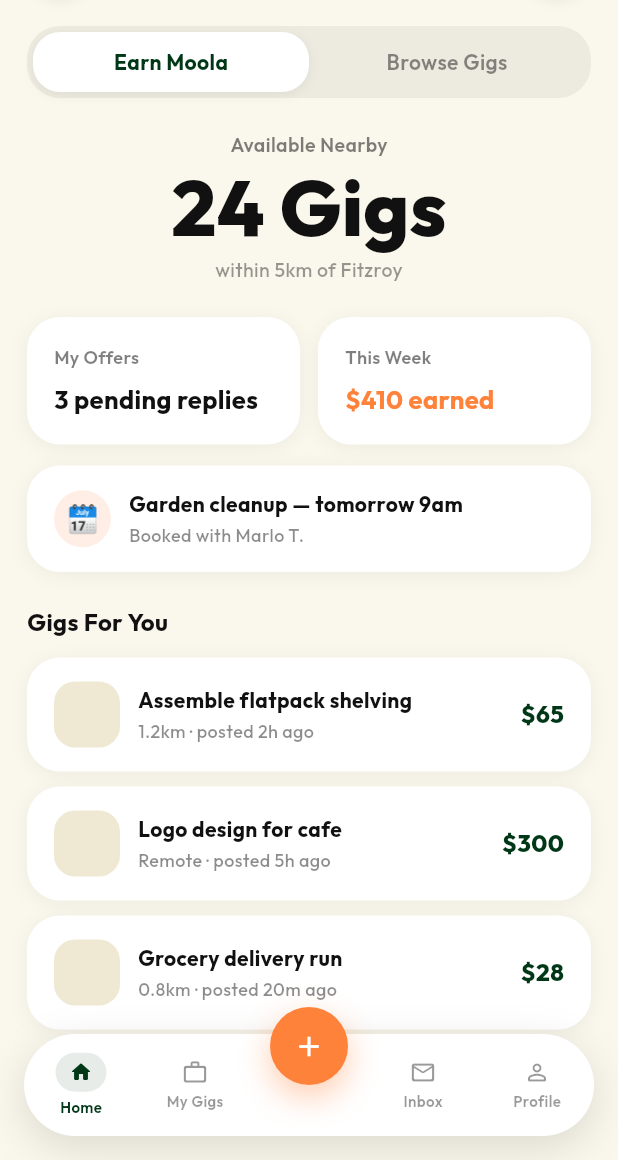
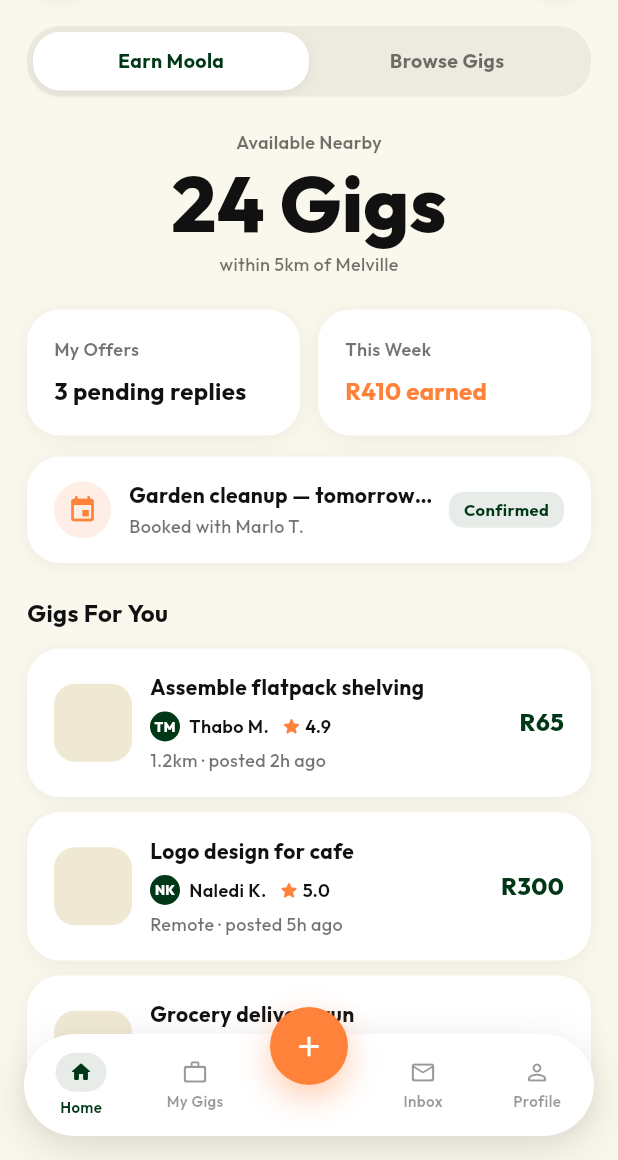
Before and after one commit to KaiBRMG/daala, a Flutter app: the screen it shows after launch, on a phone screen of 412 x 824 dp, the part 76-1236 px from its top. Run offline on Flutter 3.47's test engine with Material 3 defaults, Android fonts, the phone set to English and light mode, and no system bars; our stand-ins replace flutter_riverpod, go_router, google_fonts.

Commit message:
UI Enhancements

```diff
--- /dev/null
+++ b/lib/money.dart
@@ -0,0 +1,46 @@
+/// South African Rand formatting — the single money helper for the app.
+///
+/// Amounts are stored as integer **minor units** (cents) and rendered through
+/// [formatZar], per the CLAUDE.md `*ZarMinor` convention: `R1 250`, `R450`,
+/// `R37.50`. The symbol is always `R`, prefixed; thousands are grouped with a
+/// non-breaking space so a price never wraps mid-number. No other currency
+/// symbol appears anywhere in Daala.
+library;
+
+/// Formats [minorUnits] (cents) as a Rand string.
+///
+/// - [cents] forces two decimal places (`R37.50`); when false, whole amounts
+///   render without decimals (`R65`) and fractional amounts keep them.
+/// - [signed] prefixes an explicit `+`/`-` (for transaction lists); otherwise
+///   only negatives are signed.
+String formatZar(int minorUnits, {bool cents = false, bool signed = false}) {
+  final negative = minorUnits < 0;
+  final abs = minorUnits.abs();
+  final rand = abs ~/ 100;
+  final remainder = abs % 100;
+
+  final buffer = StringBuffer();
+  if (signed) {
+    buffer.write(negative ? '-' : '+');
+  } else if (negative) {
+    buffer.write('-');
+  }
+  buffer.write('R');
+  buffer.write(_groupThousands(rand));
+  if (cents || remainder != 0) {
+    buffer.write('.');
+    buffer.write(remainder.toString().padLeft(2, '0'));
+  }
+  return buffer.toString();
+}
+
+/// Groups digits into threes with a non-breaking space: `1978` -> `1 978`.
+String _groupThousands(int value) {
+  final digits = value.toString();
+  final buffer = StringBuffer();
+  for (var i = 0; i < digits.length; i++) {
+    if (i > 0 && (digits.length - i) % 3 == 0) buffer.write(' ');
+    buffer.write(digits[i]);
+  }
+  return buffer.toString();
+}
--- a/lib/router.dart
+++ b/lib/router.dart
@@ -2,13 +2,13 @@ import 'package:flutter/material.dart';
 import 'package:go_router/go_router.dart';
 
 import 'screens/booking_edit_screen.dart';
-import 'screens/browse_screen.dart';
 import 'screens/gig_detail_screen.dart';
 import 'screens/home_screen.dart';
 import 'screens/inbox_screen.dart';
 import 'screens/my_gigs_screen.dart';
 import 'screens/post_gig_screen.dart';
 import 'screens/profile_screen.dart';
+import 'screens/search_screen.dart';
 import 'screens/wallet_screen.dart';
 import 'widgets/app_shell.dart';
 
@@ -38,7 +38,7 @@ final GoRouter appRouter = GoRouter(
     ),
 
     // ── Pushed routes (over the shell) ──
-    GoRoute(path: '/browse', builder: (_, _) => const BrowseScreen()),
+    GoRoute(path: '/search', builder: (_, _) => const SearchScreen()),
     GoRoute(path: '/gig', builder: (_, _) => const GigDetailScreen()),
     GoRoute(path: '/post/:kind', builder: (_, _) => const PostGigScreen()),
     GoRoute(path: '/wallet', builder: (_, _) => const WalletScreen()),
--- a/lib/screens/booking_edit_screen.dart
+++ b/lib/screens/booking_edit_screen.dart
@@ -61,7 +61,7 @@ class _BookingEditScreenState extends State<BookingEditScreen> {
                           onTap: () => context.pop(),
                           child: Text('Done',
                               style: AppText.tag.copyWith(
-                                  fontSize: 15, color: AppColors.ink30)),
+                                  fontSize: 15, color: AppColors.ink40)),
                         ),
                       ],
                     ),
@@ -83,7 +83,7 @@ class _BookingEditScreenState extends State<BookingEditScreen> {
                       'Helpers are notified as soon as you confirm a booking, typically within a few minutes.',
                       textAlign: TextAlign.center,
                       style: AppText.body.copyWith(
-                          fontSize: 12, height: 1.6, color: AppColors.ink45),
+                          fontSize: 12, height: 1.6, color: AppColors.ink55),
                     ),
                   ],
                 ),
@@ -114,7 +114,7 @@ class _BookingEditScreenState extends State<BookingEditScreen> {
     return _rowCard(
       Text(value,
           style: AppText.metaStrong.copyWith(
-              fontSize: 15, fontWeight: FontWeight.w600, color: AppColors.ink50)),
+              fontSize: 15, fontWeight: FontWeight.w600, color: AppColors.ink55)),
       label,
     );
   }
--- a/lib/screens/home_screen.dart
+++ b/lib/screens/home_screen.dart
@@ -1,6 +1,7 @@
 import 'package:flutter/material.dart';
 import 'package:go_router/go_router.dart';
 
+import '../money.dart';
 import '../theme/app_theme.dart';
 import '../widgets/ui.dart';
 
@@ -58,7 +59,9 @@ class _HomeScreenState extends State<HomeScreen> {
         Image.asset('assets/images/daala-logo.png',
             height: 26, fit: BoxFit.contain),
         RoundIconButton(
-            icon: Icons.search, onTap: () => context.push('/browse')),
+            icon: Icons.search,
+            semanticLabel: 'Search gigs',
+            onTap: () => context.push('/search')),
       ],
     );
   }
@@ -68,7 +71,7 @@ class _HomeScreenState extends State<HomeScreen> {
       padding: const EdgeInsets.all(4),
       decoration: BoxDecoration(
         color: AppColors.trackFill,
-        borderRadius: BorderRadius.circular(22),
+        borderRadius: BorderRadius.circular(AppRadius.track),
       ),
       child: Row(
         children: [
@@ -90,17 +93,14 @@ class _HomeScreenState extends State<HomeScreen> {
           decoration: active
               ? BoxDecoration(
                   color: AppColors.card,
-                  borderRadius: BorderRadius.circular(18),
+                  borderRadius: BorderRadius.circular(AppRadius.segment),
                   boxShadow: AppShadows.soft,
                 )
               : null,
           child: Text(
             label,
-            style: AppText.metaStrong.copyWith(
-              fontSize: 14,
-              fontWeight: active ? FontWeight.w700 : FontWeight.w600,
-              color: active ? AppColors.green : AppColors.ink45,
-            ),
+            style: AppText.label
+                .copyWith(color: active ? AppColors.green : AppColors.ink55),
           ),
         ),
       ),
@@ -112,14 +112,11 @@ class _HomeScreenState extends State<HomeScreen> {
     return [
       Column(
         children: [
-          Text('Available Nearby',
-              style: AppText.metaStrong
-                  .copyWith(fontSize: 13, color: AppColors.ink50)),
+          Text('Available Nearby', style: AppText.caption),
           const SizedBox(height: 6),
           Text('24 Gigs', style: AppText.hero),
           const SizedBox(height: 6),
-          Text('within 5km of Fitzroy',
-              style: AppText.meta.copyWith(fontSize: 13, color: AppColors.ink40)),
+          Text('within 5km of Melville', style: AppText.meta),
         ],
       ),
       const SizedBox(height: 22),
@@ -130,7 +127,8 @@ class _HomeScreenState extends State<HomeScreen> {
           ),
           const SizedBox(width: 12),
           Expanded(
-            child: _statCard('This Week', '\$410 earned', AppColors.orange,
+            child: _statCard('This Week', '${formatZar(41000)} earned',
+                AppColors.orange,
                 onTap: () => context.push('/wallet')),
           ),
         ],
@@ -140,31 +138,44 @@ class _HomeScreenState extends State<HomeScreen> {
         onTap: () => context.push('/booking/edit'),
         child: Row(
           children: [
-            _emojiCircle('🗓️', AppColors.orangeTint),
+            _iconCircle(Icons.event, AppColors.orange, AppColors.orangeTint),
             const SizedBox(width: 12),
             Expanded(
               child: Column(
                 crossAxisAlignment: CrossAxisAlignment.start,
                 children: [
-                  Text('Garden cleanup — tomorrow 9am', style: AppText.rowTitle),
+                  Text('Garden cleanup — tomorrow 9am',
+                      style: AppText.rowTitle,
+                      maxLines: 1,
+                      overflow: TextOverflow.ellipsis),
                   const SizedBox(height: 2),
                   Text('Booked with Marlo T.', style: AppText.meta),
                 ],
               ),
             ),
+            const SizedBox(width: 10),
+            const StatusPill('Confirmed'),
           ],
         ),
       ),
       const SizedBox(height: 22),
       Text('Gigs For You', style: AppText.section),
       const SizedBox(height: 12),
-      _gigRow('Assemble flatpack shelving', '1.2km · posted 2h ago', '\$65'),
-      const SizedBox(height: 10),
-      _gigRow('Logo design for cafe', 'Remote · posted 5h ago', '\$300'),
-      const SizedBox(height: 10),
-      _gigRow('Grocery delivery run', '0.8km · posted 20m ago', '\$28'),
+      for (final gig in _gigsForYou) ...[
+        _gigRow(gig),
+        if (gig != _gigsForYou.last) const SizedBox(height: 10),
+      ],
     ];
   }
+
+  static const List<_Gig> _gigsForYou = [
+    _Gig('Assemble flatpack shelving', '1.2km · posted 2h ago', 6500,
+        'Thabo M.', 'TM', '4.9'),
+    _Gig('Logo design for cafe', 'Remote · posted 5h ago', 30000, 'Naledi K.',
+        'NK', '5.0'),
+    _Gig('Grocery delivery run', '0.8km · posted 20m ago', 2800, 'Sipho D.',
+        'SD', '4.8'),
+  ];
 
   Widget _statCard(String label, String value, Color valueColor,
       {VoidCallback? onTap}) {
@@ -174,47 +185,65 @@ class _HomeScreenState extends State<HomeScreen> {
       child: Column(
         crossAxisAlignment: CrossAxisAlignment.start,
         children: [
-          Text(label,
-              style: AppText.meta
-                  .copyWith(fontSize: 12, fontWeight: FontWeight.w600, color: AppColors.ink50)),
+          Text(label, style: AppText.caption),
           const SizedBox(height: 8),
-          Text(value,
-              style: AppText.metaStrong.copyWith(
-                  fontSize: 17, fontWeight: FontWeight.w700, color: valueColor)),
+          Text(value, style: AppText.section.copyWith(color: valueColor)),
         ],
       ),
     );
   }
 
-  Widget _emojiCircle(String emoji, Color bg) {
+  Widget _iconCircle(IconData icon, Color fg, Color bg) {
     return Container(
       width: 38,
       height: 38,
       alignment: Alignment.center,
       decoration: BoxDecoration(color: bg, shape: BoxShape.circle),
-      child: Text(emoji, style: const TextStyle(fontSize: 18)),
+      child: Icon(icon, size: 20, color: fg),
     );
   }
 
-  Widget _gigRow(String title, String meta, String price) {
+  Widget _gigRow(_Gig gig) {
     return GwCard(
       onTap: () => context.push('/gig'),
       child: Row(
         children: [
-          const PhotoPlaceholder(width: 44, height: 44),
+          const PhotoPlaceholder(width: 52, height: 52),
           const SizedBox(width: 12),
           Expanded(
             child: Column(
               crossAxisAlignment: CrossAxisAlignment.start,
               children: [
-                Text(title, style: AppText.rowTitle),
-                const SizedBox(height: 2),
-                Text(meta, style: AppText.meta),
+                Text(gig.title,
+                    style: AppText.rowTitle,
+                    maxLines: 1,
+                    overflow: TextOverflow.ellipsis),
+                const SizedBox(height: 6),
+                Row(
+                  children: [
+                    InitialsAvatar(gig.initials, size: 20, fontSize: 9),
+                    const SizedBox(width: 6),
+                    Flexible(
+                      child: Text(gig.poster,
+                          style: AppText.caption.copyWith(color: AppColors.ink),
+                          maxLines: 1,
+                          overflow: TextOverflow.ellipsis),
+                    ),
+                    const SizedBox(width: 8),
+                    const Icon(Icons.star_rounded,
+                        size: 14, color: AppColors.orange),
+                    const SizedBox(width: 2),
+                    Text(gig.rating,
+                        style: AppText.caption.copyWith(color: AppColors.ink)),
+                  ],
+                ),
+                const SizedBox(height: 4),
+                Text(gig.meta, style: AppText.meta),
               ],
             ),
           ),
-          const SizedBox(width: 8),
-          Text(price, style: AppText.price),
+          const SizedBox(width: 10),
+          Text(formatZar(gig.priceMinor), style: AppText.price),
         ],
       ),
     );
@@ -225,18 +254,18 @@ class _HomeScreenState extends State<HomeScreen> {
     return [
       _sectionHeader('Home & Garden'),
       const SizedBox(height: 12),
-      _horizontalRow(const [
-        ('Weekly hedge trim', '2.4km', '\$45'),
-        ('Garden bed weeding', '1.6km', '\$38'),
-        ('Lawn mowing', '0.9km', '\$55'),
+      _horizontalRow([
+        ('Weekly hedge trim', '2.4km', formatZar(4500)),
+        ('Garden bed weeding', '1.6km', formatZar(3800)),
+        ('Lawn mowing', '0.9km', formatZar(5500)),
       ]),
       const SizedBox(height: 24),
       _sectionHeader('Delivery & Errands'),
       const SizedBox(height: 12),
-      _horizontalRow(const [
-        ('Grocery delivery run', '0.8km', '\$28'),
-        ('Pharmacy pickup', '1.1km', '\$18'),
-        ('Post office run', '2.0km', '\$22'),
+      _horizontalRow([
+        ('Grocery delivery run', '0.8km', formatZar(2800)),
+        ('Pharmacy pickup', '1.1km', formatZar(1800)),
+        ('Post office run', '2.0km', formatZar(2200)),
       ]),
       const SizedBox(height: 24),
       Text('Categories', style: AppText.section),
@@ -250,15 +279,21 @@ class _HomeScreenState extends State<HomeScreen> {
       mainAxisAlignment: MainAxisAlignment.spaceBetween,
       children: [
         Text(title, style: AppText.section),
-        Text('See all',
-            style: AppText.tag.copyWith(color: AppColors.green, fontSize: 12)),
+        Pressable(
+          onTap: () => context.push('/search'),
+          child: Padding(
+            padding: const EdgeInsets.symmetric(vertical: 8, horizontal: 4),
+            child: Text('See all',
+                style: AppText.tag.copyWith(color: AppColors.green)),
+          ),
+        ),
       ],
     );
   }
 
   Widget _horizontalRow(List<(String, String, String)> items) {
     return SizedBox(
-      height: 158,
+      height: 170,
       child: ListView.separated(
         scrollDirection: Axis.horizontal,
         itemCount: items.length,
@@ -350,3 +385,18 @@ class _HomeScreenState extends State<HomeScreen> {
     );
   }
 }
+
+/// Mock gig fixture for the "Gigs For You" list. Every gig carries a named
+/// human and rating so the list reads as people, not a classifieds wall
+/// (DESIGN.md: "Trust is the interface").
+class _Gig {
+  const _Gig(this.title, this.meta, this.priceMinor, this.poster, this.initials,
+      this.rating);
+
+  final String title;
+  final String meta;
+  final int priceMinor;
+  final String poster;
+  final String initials;
+  final String rating;
+}
--- a/lib/screens/inbox_screen.dart
+++ b/lib/screens/inbox_screen.dart
@@ -10,7 +10,7 @@ class InboxScreen extends StatelessWidget {
     ('MT', 'Marlo T.', '2m', 'Sounds good, see you at 9am tomorrow!', true),
     (null, 'Ana R.', '1h', 'Thanks again for the quick turnaround on the shelving!', false),
     (null, 'Theo B.', 'Yesterday', 'Can you send over the final logo files?', false),
-    (null, 'Groundwork Support', '2d', 'Your withdrawal of \$200.00 has been processed.', false),
+    (null, 'Daala Support', '2d', 'Your withdrawal of R200.00 has been processed.', false),
   ];
 
   @override
@@ -55,7 +55,7 @@ class InboxScreen extends StatelessWidget {
                     Text(name, style: AppText.rowTitle),
                     Text(time,
                         style: AppText.meta.copyWith(
-                            fontSize: 11, fontWeight: FontWeight.w500, color: AppColors.ink40)),
+                            fontSize: 11, fontWeight: FontWeight.w500, color: AppColors.ink55)),
                   ],
                 ),
                 const SizedBox(height: 2),
@@ -63,7 +63,7 @@ class InboxScreen extends StatelessWidget {
                     maxLines: 1,
                     overflow: TextOverflow.ellipsis,
                     style: AppText.body.copyWith(
-                        fontSize: 13, height: 1.2, color: AppColors.ink50)),
+                        fontSize: 13, height: 1.2, color: AppColors.ink55)),
               ],
             ),
           ),
--- a/lib/screens/profile_screen.dart
+++ b/lib/screens/profile_screen.dart
@@ -27,7 +27,7 @@ class ProfileScreen extends StatelessWidget {
                   const SizedBox(height: 18),
                   GwCard(
                     child: Text(
-                      'Handy with tools, quick with logos. I take on moving, garden and small design gigs around Fitzroy — reliable and always on time.',
+                      'Handy with tools, quick with logos. I take on moving, garden and small design gigs around Melville — reliable and always on time.',
                       style: AppText.body,
                     ),
                   ),
@@ -116,7 +116,7 @@ class ProfileScreen extends StatelessWidget {
           Text(label,
               textAlign: TextAlign.center,
               style: AppText.meta.copyWith(
-                  fontSize: 11, fontWeight: FontWeight.w600, color: AppColors.ink50)),
+                  fontSize: 11, fontWeight: FontWeight.w600, color: AppColors.ink55)),
         ],
       ),
     );
--- a/lib/theme/app_theme.dart
+++ b/lib/theme/app_theme.dart
@@ -1,7 +1,7 @@
 import 'package:flutter/material.dart';
 import 'package:google_fonts/google_fonts.dart';
 
-/// Design tokens for the "Groundwork" gig marketplace — Khaki theme.
+/// Design tokens for the Daala gig marketplace — Khaki theme.
 /// Values transcribed 1:1 from the reference design (cream #FAF7EC surfaces,
 /// deep-green + vibrant-orange brand). Typeface is Outfit: the reference
 /// mockup was set in Plus Jakarta Sans, but Outfit is the committed family.
@@ -51,6 +51,9 @@ abstract final class AppRadius {
   static const double sheet = 28;
   static const double chip = 16;
   static const double tag = 14;
+  static const double status = 10; // lifecycle status pill
+  static const double segment = 18; // active segment of a toggle
+  static const double track = 22; // segmented-toggle track
   static const double pill = 24; // search bar / speed-dial items
   static const double tabbar = 34;
 }
@@ -113,15 +116,20 @@ abstract final class AppText {
 
   // Body / meta
   static TextStyle body = _base(13, FontWeight.w500, color: AppColors.ink65, height: 1.6);
-  static TextStyle meta = _base(12, FontWeight.w500, color: AppColors.ink45);
+  // Readable-Muted Rule (DESIGN.md §2): muted text bottoms out at ink-55.
+  static TextStyle meta = _base(12, FontWeight.w500, color: AppColors.ink55);
   static TextStyle metaStrong = _base(14, FontWeight.w600);
   static TextStyle label = _base(13, FontWeight.w700, color: AppColors.ink55);
+  // Stat-card captions above a figure (`My Offers`, `Available Nearby`).
+  static TextStyle caption = _base(12, FontWeight.w600, color: AppColors.ink55);
 
   // Micro
   static TextStyle overline =
-      _base(13, FontWeight.w700, color: AppColors.ink50, spacing: 0.4);
+      _base(13, FontWeight.w700, color: AppColors.ink55, spacing: 0.4);
   static TextStyle tabLabel = _base(10, FontWeight.w600);
   static TextStyle tag = _base(12, FontWeight.w700);
+  // Lifecycle status pills (`Confirmed`, `In progress`).
+  static TextStyle status = _base(11, FontWeight.w700);
 }
 
 /// Single ThemeData derived from the tokens.
--- a/lib/widgets/ui.dart
+++ b/lib/widgets/ui.dart
@@ -1,6 +1,46 @@
 import 'package:flutter/material.dart';
 
 import '../theme/app_theme.dart';
+
+/// Wraps a tappable surface with the design's pressed feedback: a 0.97 scale
+/// over 120ms (DESIGN.md §5 "Pressed"). Returns [child] untouched when there is
+/// no [onTap], and skips the scale under a reduced-motion preference.
+class Pressable extends StatefulWidget {
+  const Pressable({super.key, required this.child, this.onTap});
+
+  final Widget child;
+  final VoidCallback? onTap;
+
+  @override
+  State<Pressable> createState() => _PressableState();
+}
+
+class _PressableState extends State<Pressable> {
+  bool _down = false;
+
+  void _set(bool v) {
+    if (_down != v) setState(() => _down = v);
+  }
+
+  @override
+  Widget build(BuildContext context) {
+    if (widget.onTap == null) return widget.child;
+    final reduceMotion = MediaQuery.maybeOf(context)?.disableAnimations ?? false;
+    return GestureDetector(
+      onTap: widget.onTap,
+      onTapDown: (_) => _set(true),
+      onTapUp: (_) => _set(false),
+      onTapCancel: () => _set(false),
+      behavior: HitTestBehavior.opaque,
+      child: AnimatedScale(
+        scale: _down && !reduceMotion ? 0.97 : 1.0,
+        duration: const Duration(milliseconds: 120),
+        curve: Curves.easeOut,
+        child: widget.child,
+      ),
+    );
+  }
+}
 
 /// White rounded card matching `.card` in the design (radius 22 + soft shadow).
 class GwCard extends StatelessWidget {
@@ -33,8 +73,7 @@ class GwCard extends StatelessWidget {
       clipBehavior: clip ? Clip.antiAlias : Clip.none,
       child: child,
     );
-    if (onTap == null) return content;
-    return GestureDetector(onTap: onTap, behavior: HitTestBehavior.opaque, child: content);
+    return Pressable(onTap: onTap, child: content);
   }
 }
 
@@ -98,6 +137,7 @@ class RoundIconButton extends StatelessWidget {
     super.key,
     required this.icon,
     this.onTap,
+    this.semanticLabel,
     this.size = 44,
     this.iconSize = 18,
     this.bg = AppColors.card,
@@ -106,6 +146,10 @@ class RoundIconButton extends StatelessWidget {
 
   final IconData icon;
   final VoidCallback? onTap;
+
+  /// Spoken label for this icon-only control (screen readers announce nothing
+  /// from a bare glyph). Omit only for a purely decorative button.
+  final String? semanticLabel;
   final double size;
   final double iconSize;
   final Color bg;
@@ -113,9 +157,11 @@ class RoundIconButton extends StatelessWidget {
 
   @override
   Widget build(BuildContext context) {
-    return GestureDetector(
+    return Semantics(
+      button: true,
+      label: semanticLabel,
+      child: Pressable(
         onTap: onTap,
-      behavior: HitTestBehavior.opaque,
         child: Container(
           width: size,
           height: size,
@@ -126,6 +172,7 @@ class RoundIconButton extends StatelessWidget {
             boxShadow: AppShadows.soft,
           ),
           child: Icon(icon, size: iconSize, color: iconColor),
+        ),
       ),
     );
   }
@@ -192,3 +239,29 @@ class TagPill extends StatelessWidget {
     );
   }
 }
+
+/// Lifecycle status pill (`Confirmed`, `In progress`). Positive states use the
+/// green tint with green text; neutral in-flight states use a hairline fill
+/// with ink-55 text. There is no red in this system (DESIGN.md §2).
+class StatusPill extends StatelessWidget {
+  const StatusPill(this.label, {super.key, this.positive = true});
+
+  final String label;
+  final bool positive;
+
+  @override
+  Widget build(BuildContext context) {
+    return Container(
+      padding: const EdgeInsets.symmetric(horizontal: 10, vertical: 4),
+      decoration: BoxDecoration(
+        color: positive ? AppColors.greenTint : AppColors.divider,
+        borderRadius: BorderRadius.circular(AppRadius.status),
+      ),
+      child: Text(
+        label,
+        style: AppText.status
+            .copyWith(color: positive ? AppColors.green : AppColors.ink55),
+      ),
+    );
+  }
+}
```
Also changed, not shown: lib/screens/gig_detail_screen.dart (+5 -3 lines), lib/screens/my_gigs_screen.dart (+7 -6 lines), lib/screens/post_gig_screen.dart (+6 -5 lines), lib/screens/search_screen.dart (renamed from lib/screens/browse_screen.dart, +32 -14 lines), lib/screens/wallet_screen.dart (+16 -11 lines), Other/NewDesign/Screenshot 2026-07-16 122852.png (added), Other/NewDesign/Screenshot 2026-07-16 123106.png (added), 1 other file. Lines whose indentation alone changed are shown as unchanged.
